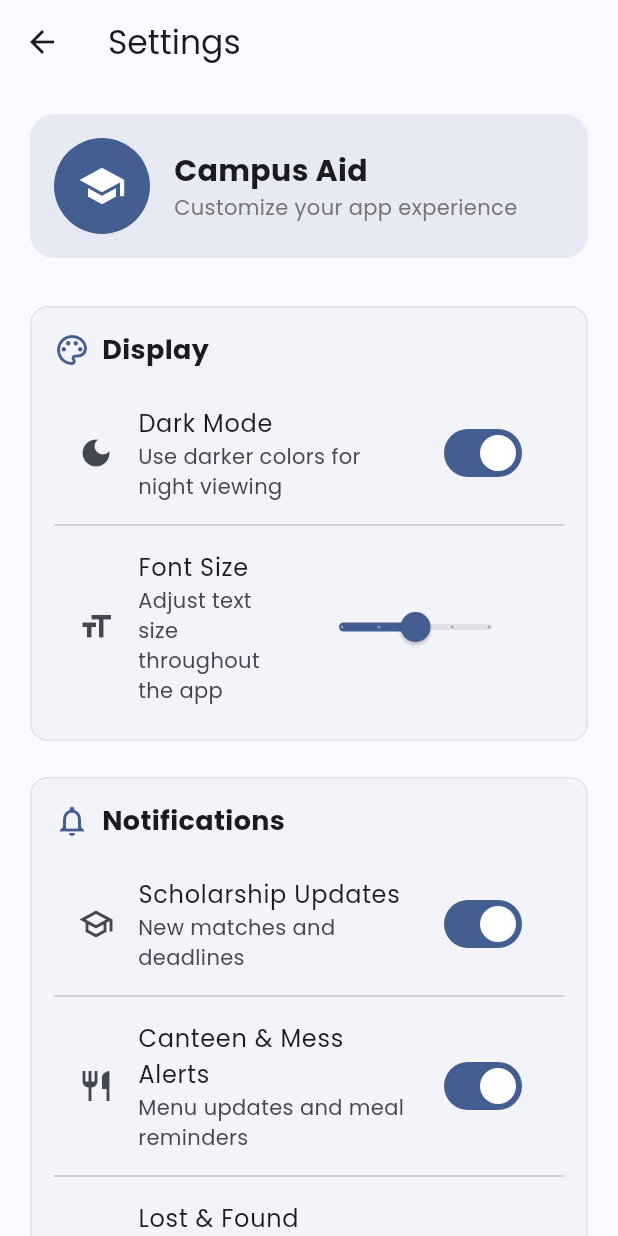
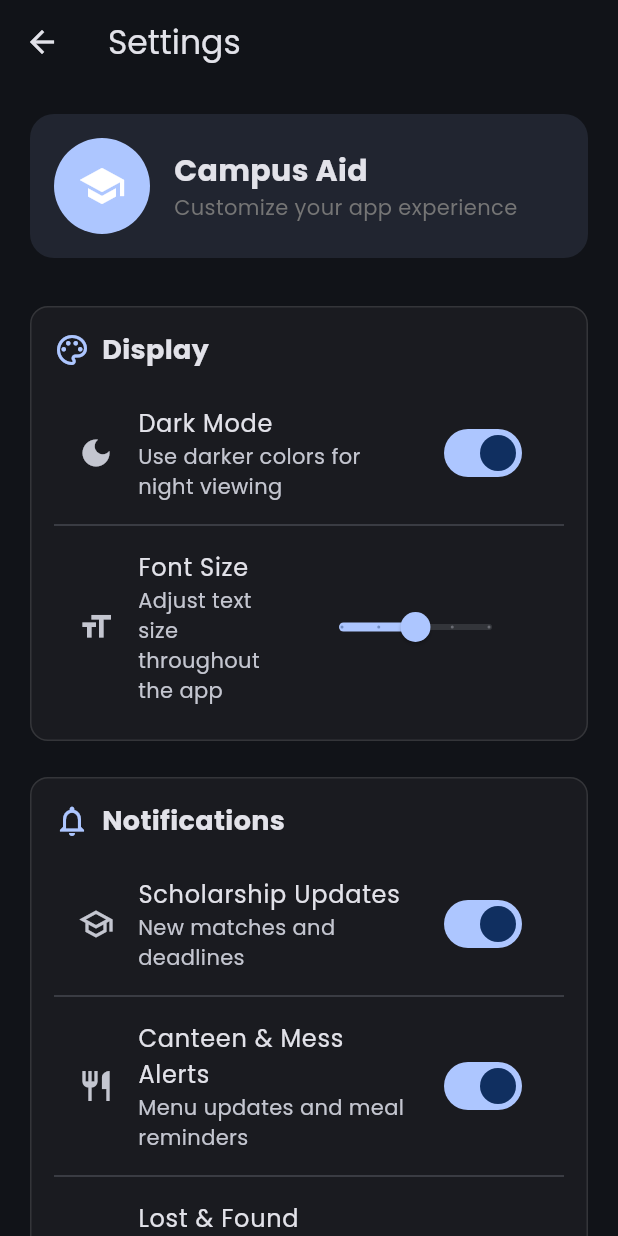
Before and after one commit to kushelwho/Campus-Aid, a Flutter app: the SettingsScreen screen opened by its route, after a tap on "Dark Mode", on a phone screen of 412 x 824 dp. Run offline on Flutter 3.47's test engine with Material 3 defaults, Android fonts, the phone set to English and light mode, and no system bars; our stand-ins replace flutter_dotenv, google_generative_ai, shared_preferences; accounts and stored records are empty.

Commit message:
added dark mode

```diff
--- a/lib/app.dart
+++ b/lib/app.dart
@@ -12,49 +12,74 @@ import 'features/canteen/providers/canteen_provider.dart';
 import 'features/canteen/services/gemini_service.dart';
 import 'features/lost_found/providers/lost_found_provider.dart';
 import 'features/scholarship/providers/scholarship_provider.dart';
+import 'core/providers/theme_provider.dart';
 
 class CampusAidApp extends StatelessWidget {
   const CampusAidApp({super.key});
 
   @override
   Widget build(BuildContext context) {
-    // Create a single instance of the LostFoundProvider to ensure we're using the same one everywhere
+    // Create instances of providers
     final lostFoundProvider = LostFoundProvider();
-    // Create an instance of ScholarshipProvider
     final scholarshipProvider = ScholarshipProvider();
+    final themeProvider = ThemeProvider();
 
     print('App initialized - creating providers');
 
     return MultiProvider(
       providers: [
         ChangeNotifierProvider(create: (_) => CanteenProvider(GeminiService())),
-        // Use the instance we created to ensure consistency
         ChangeNotifierProvider.value(value: lostFoundProvider),
-        // Add ScholarshipProvider
         ChangeNotifierProvider.value(value: scholarshipProvider),
+        ChangeNotifierProvider.value(value: themeProvider),
       ],
       child: Builder(
         builder: (context) {
-          // Verify provider is accessible in the root
+          // Access providers
           final provider = Provider.of<LostFoundProvider>(
             context,
             listen: false,
           );
+          final theme = Provider.of<ThemeProvider>(context);
+
           print(
             'LostFoundProvider initialized with ${provider.items.length} items',
+          );
+
+          // Define light and dark themes
+          final lightTheme = ThemeData(
+            colorScheme: ColorScheme.fromSeed(
+              seedColor: const Color(0xFF3066BE),
+              brightness: Brightness.light,
+            ),
+            useMaterial3: true,
+            fontFamily: 'Poppins',
+          );
+
+          final darkTheme = ThemeData(
+            colorScheme: ColorScheme.fromSeed(
+              seedColor: const Color(0xFF3066BE),
+              brightness: Brightness.dark,
+            ),
+            useMaterial3: true,
+            fontFamily: 'Poppins',
+          );
+
+          // Apply font size adjustments to both themes
+          final adjustedLightTheme = lightTheme.copyWith(
+            textTheme: theme.getAdjustedTextTheme(lightTheme.textTheme),
+          );
+
+          final adjustedDarkTheme = darkTheme.copyWith(
+            textTheme: theme.getAdjustedTextTheme(darkTheme.textTheme),
           );
 
           return MaterialApp(
             title: 'Campus Aid',
             debugShowCheckedModeBanner: false,
-            theme: ThemeData(
-              colorScheme: ColorScheme.fromSeed(
-                seedColor: const Color(0xFF3066BE),
-                brightness: Brightness.light,
-              ),
-              useMaterial3: true,
-              fontFamily: 'Poppins',
-            ),
+            theme: adjustedLightTheme,
+            darkTheme: adjustedDarkTheme,
+            themeMode: theme.themeMode,
             initialRoute: '/login',
             routes: {
               '/login': (context) => const LoginScreen(),
--- /dev/null
+++ b/lib/core/providers/theme_provider.dart
@@ -0,0 +1,185 @@
+import 'package:flutter/material.dart';
+import 'package:shared_preferences/shared_preferences.dart';
+
+class ThemeProvider with ChangeNotifier {
+  // Theme mode (light/dark)
+  ThemeMode _themeMode = ThemeMode.light;
+
+  // Font size scale factor (1.0 is normal)
+  double _fontSize = 1.0;
+
+  // Theme and font size keys for shared preferences
+  static const String _themeModeKey = 'theme_mode';
+  static const String _fontSizeKey = 'font_size';
+
+  // Constructor to initialize theme preferences
+  ThemeProvider() {
+    _loadPreferences();
+  }
+
+  // Getters
+  ThemeMode get themeMode => _themeMode;
+  double get fontSize => _fontSize;
+
+  // Determine if current theme is dark
+  bool get isDarkMode => _themeMode == ThemeMode.dark;
+
+  // Load saved preferences
+  Future<void> _loadPreferences() async {
+    final prefs = await SharedPreferences.getInstance();
+
+    // Load theme mode (0 = light, 1 = dark, 2 = system)
+    final themeValue = prefs.getInt(_themeModeKey) ?? 0;
+    _themeMode = ThemeMode.values[themeValue];
+
+    // Load font size
+    _fontSize = prefs.getDouble(_fontSizeKey) ?? 1.0;
+
+    // Notify listeners after loading preferences
+    notifyListeners();
+  }
+
+  // Save current preferences
+  Future<void> _savePreferences() async {
+    final prefs = await SharedPreferences.getInstance();
+
+    // Save theme mode as integer
+    await prefs.setInt(_themeModeKey, _themeMode.index);
+
+    // Save font size
+    await prefs.setDouble(_fontSizeKey, _fontSize);
+  }
+
+  // Toggle between light and dark mode
+  void toggleThemeMode() {
+    _themeMode = isDarkMode ? ThemeMode.light : ThemeMode.dark;
+    _savePreferences();
+    notifyListeners();
+  }
+
+  // Set specific theme mode
+  void setThemeMode(ThemeMode mode) {
+    _themeMode = mode;
+    _savePreferences();
+    notifyListeners();
+  }
+
+  // Update font size
+  void setFontSize(double size) {
+    // Constrain font size between 0.8 and 1.2
+    _fontSize = size.clamp(0.8, 1.2);
+    _savePreferences();
+    notifyListeners();
+  }
+
+  // Get font size label for UI display
+  String getFontSizeLabel() {
+    if (_fontSize <= 0.8) {
+      return 'Small';
+    } else if (_fontSize <= 0.9) {
+      return 'Medium Small';
+    } else if (_fontSize <= 1.0) {
+      return 'Medium';
+    } else if (_fontSize <= 1.1) {
+      return 'Medium Large';
+    } else {
+      return 'Large';
+    }
+  }
+
+  // Get text theme with adjusted sizes
+  TextTheme getAdjustedTextTheme(TextTheme baseTheme) {
+    return baseTheme.copyWith(
+      displayLarge: baseTheme.displayLarge?.copyWith(
+        fontSize:
+            baseTheme.displayLarge?.fontSize != null
+                ? baseTheme.displayLarge!.fontSize! * _fontSize
+                : null,
+      ),
+      displayMedium: baseTheme.displayMedium?.copyWith(
+        fontSize:
+            baseTheme.displayMedium?.fontSize != null
+                ? baseTheme.displayMedium!.fontSize! * _fontSize
+                : null,
+      ),
+      displaySmall: baseTheme.displaySmall?.copyWith(
+        fontSize:
+            baseTheme.displaySmall?.fontSize != null
+                ? baseTheme.displaySmall!.fontSize! * _fontSize
+                : null,
+      ),
+      headlineLarge: baseTheme.headlineLarge?.copyWith(
+        fontSize:
+            baseTheme.headlineLarge?.fontSize != null
+                ? baseTheme.headlineLarge!.fontSize! * _fontSize
+                : null,
+      ),
+      headlineMedium: baseTheme.headlineMedium?.copyWith(
+        fontSize:
+            baseTheme.headlineMedium?.fontSize != null
+                ? baseTheme.headlineMedium!.fontSize! * _fontSize
+                : null,
+      ),
+      headlineSmall: baseTheme.headlineSmall?.copyWith(
+        fontSize:
+            baseTheme.headlineSmall?.fontSize != null
+                ? baseTheme.headlineSmall!.fontSize! * _fontSize
+                : null,
+      ),
+      titleLarge: baseTheme.titleLarge?.copyWith(
+        fontSize:
+            baseTheme.titleLarge?.fontSize != null
+                ? baseTheme.titleLarge!.fontSize! * _fontSize
+                : null,
+      ),
+      titleMedium: baseTheme.titleMedium?.copyWith(
+        fontSize:
+            baseTheme.titleMedium?.fontSize != null
+                ? baseTheme.titleMedium!.fontSize! * _fontSize
+                : null,
+      ),
+      titleSmall: baseTheme.titleSmall?.copyWith(
+        fontSize:
+            baseTheme.titleSmall?.fontSize != null
+                ? baseTheme.titleSmall!.fontSize! * _fontSize
+                : null,
+      ),
+      bodyLarge: baseTheme.bodyLarge?.copyWith(
+        fontSize:
+            baseTheme.bodyLarge?.fontSize != null
+                ? baseTheme.bodyLarge!.fontSize! * _fontSize
+                : null,
+      ),
+      bodyMedium: baseTheme.bodyMedium?.copyWith(
+        fontSize:
+            baseTheme.bodyMedium?.fontSize != null
+                ? baseTheme.bodyMedium!.fontSize! * _fontSize
+                : null,
+      ),
+      bodySmall: baseTheme.bodySmall?.copyWith(
+        fontSize:
+            baseTheme.bodySmall?.fontSize != null
+                ? baseTheme.bodySmall!.fontSize! * _fontSize
+                : null,
+      ),
+      labelLarge: baseTheme.labelLarge?.copyWith(
+        fontSize:
+            baseTheme.labelLarge?.fontSize != null
+                ? baseTheme.labelLarge!.fontSize! * _fontSize
+                : null,
+      ),
+      labelMedium: baseTheme.labelMedium?.copyWith(
+        fontSize:
+            baseTheme.labelMedium?.fontSize != null
+                ? baseTheme.labelMedium!.fontSize! * _fontSize
+                : null,
+      ),
+      labelSmall: baseTheme.labelSmall?.copyWith(
+        fontSize:
+            baseTheme.labelSmall?.fontSize != null
+                ? baseTheme.labelSmall!.fontSize! * _fontSize
+                : null,
+      ),
+    );
+  }
+}
--- a/lib/features/settings/screens/settings_screen.dart
+++ b/lib/features/settings/screens/settings_screen.dart
@@ -1,4 +1,6 @@
 import 'package:flutter/material.dart';
+import 'package:provider/provider.dart';
+import '../../../core/providers/theme_provider.dart';
 
 class SettingsScreen extends StatefulWidget {
   const SettingsScreen({super.key});
@@ -8,9 +10,6 @@ class SettingsScreen extends StatefulWidget {
 }
 
 class _SettingsScreenState extends State<SettingsScreen> {
-  // Theme settings
-  bool _isDarkMode = false;
-
   // Notification settings
   bool _notifyScholarships = true;
   bool _notifyCanteen = true;
@@ -27,11 +26,11 @@ class _SettingsScreenState extends State<SettingsScreen> {
     'Marathi',
   ];
 
-  // Font size
-  double _fontSize = 1.0; // 1.0 is the default
-
   @override
   Widget build(BuildContext context) {
+    // Access the theme provider
+    final themeProvider = Provider.of<ThemeProvider>(context);
+
     return Scaffold(
       appBar: AppBar(title: const Text('Settings')),
       body: ListView(
@@ -50,15 +49,13 @@ class _SettingsScreenState extends State<SettingsScreen> {
               SwitchListTile(
                 title: const Text('Dark Mode'),
                 subtitle: const Text('Use darker colors for night viewing'),
-                value: _isDarkMode,
+                value: themeProvider.isDarkMode,
                 onChanged: (value) {
-                  setState(() {
-                    _isDarkMode = value;
-                  });
-                  // In a real app, this would update the app's theme
+                  // Toggle theme mode using the provider
+                  themeProvider.toggleThemeMode();
                 },
                 secondary: Icon(
-                  _isDarkMode ? Icons.dark_mode : Icons.light_mode,
+                  themeProvider.isDarkMode ? Icons.dark_mode : Icons.light_mode,
                 ),
               ),
 
@@ -71,16 +68,14 @@ class _SettingsScreenState extends State<SettingsScreen> {
                 trailing: SizedBox(
                   width: 150,
                   child: Slider(
-                    value: _fontSize,
+                    value: themeProvider.fontSize,
                     min: 0.8,
                     max: 1.2,
                     divisions: 4,
-                    label: _getFontSizeLabel(),
+                    label: themeProvider.getFontSizeLabel(),
                     onChanged: (value) {
-                      setState(() {
-                        _fontSize = value;
-                      });
-                      // In a real app, this would adjust text scaling
+                      // Update font size using the provider
+                      themeProvider.setFontSize(value);
                     },
                   ),
                 ),
@@ -170,6 +165,7 @@ class _SettingsScreenState extends State<SettingsScreen> {
                 trailing: const Icon(Icons.arrow_forward_ios, size: 16),
                 onTap: () {
                   // Navigate to profile screen
+                  Navigator.pushNamed(context, '/profile');
                 },
               ),
 
@@ -333,20 +329,6 @@ class _SettingsScreenState extends State<SettingsScreen> {
     );
   }
 
-  String _getFontSizeLabel() {
-    if (_fontSize <= 0.8) {
-      return 'Small';
-    } else if (_fontSize <= 0.9) {
-      return 'Medium Small';
-    } else if (_fontSize <= 1.0) {
-      return 'Medium';
-    } else if (_fontSize <= 1.1) {
-      return 'Medium Large';
-    } else {
-      return 'Large';
-    }
-  }
-
   void _showLanguageSelector() {
     showDialog(
       context: context,
@@ -406,7 +388,11 @@ class _SettingsScreenState extends State<SettingsScreen> {
                 Navigator.pop(context);
                 // In a real app, this would implement actual logout
                 // and navigation to login screen
-                Navigator.pop(context); // Go back to previous screen
+                Navigator.pushNamedAndRemoveUntil(
+                  context,
+                  '/login',
+                  (route) => false,
+                );
               },
               child: const Text('Logout'),
             ),
```
